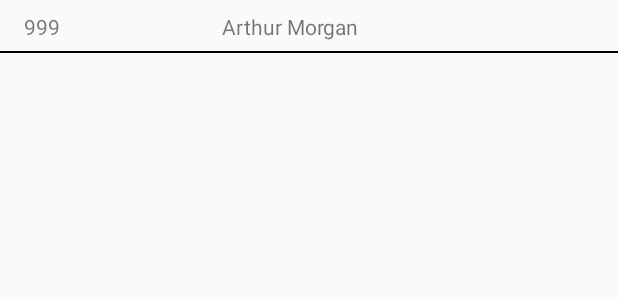
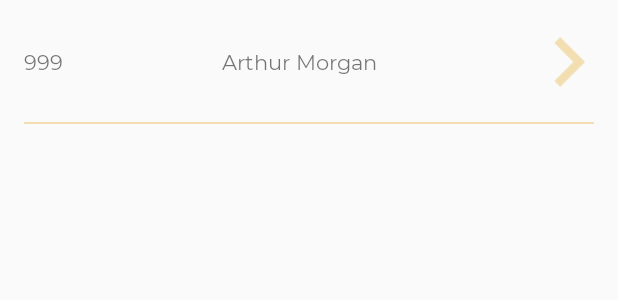
Before and after one commit to josephshawcroft/StackExchange, an Android app: the layout item_user.xml on its own in the app's theme, with its tools: preview values and no code run, on a phone screen of 412 x 824 dp. Shown: the top 300 px of the screen. Run offline under Robolectric (Android 15) with nearby library versions, the phone set to English and light mode, and no system bars; network calls fail.

Commit message:
Added monserrat fon, added chevrons for better looking UI

```diff
--- /dev/null
+++ b/Android/app/src/main/res/drawable/ic_chevron_right_24px.xml
@@ -0,0 +1,9 @@
+<vector xmlns:android="http://schemas.android.com/apk/res/android"
+    android:width="24dp"
+    android:height="24dp"
+    android:viewportWidth="24"
+    android:viewportHeight="24">
+  <path
+      android:fillColor="#F3DEB2"
+      android:pathData="M10,6L8.59,7.41 13.17,12l-4.58,4.59L10,18l6,-6z"/>
+</vector>
--- a/Android/app/src/main/res/layout/fragment_user_list.xml
+++ b/Android/app/src/main/res/layout/fragment_user_list.xml
@@ -37,7 +37,7 @@
         android:id="@+id/userList"
         android:layout_width="0dp"
         android:layout_height="0dp"
-        android:layout_marginTop="16dp"
+        android:layout_marginTop="8dp"
         android:orientation="vertical"
         app:layoutManager="androidx.recyclerview.widget.LinearLayoutManager"
         app:layout_constraintBottom_toBottomOf="parent"
--- a/Android/app/src/main/res/layout/item_user.xml
+++ b/Android/app/src/main/res/layout/item_user.xml
@@ -9,11 +9,11 @@
         android:id="@+id/reputationText"
         android:layout_width="0dp"
         android:layout_height="wrap_content"
-        android:layout_marginVertical="8dp"
+        android:layout_marginVertical="32dp"
         android:layout_marginStart="16dp"
-        app:layout_constraintHorizontal_weight="1"
         app:layout_constraintBottom_toBottomOf="parent"
         app:layout_constraintEnd_toStartOf="@id/displayName"
+        app:layout_constraintHorizontal_weight="2"
         app:layout_constraintStart_toStartOf="parent"
         app:layout_constraintTop_toTopOf="parent"
         tools:text="999" />
@@ -22,17 +22,29 @@
         android:id="@+id/displayName"
         android:layout_width="0dp"
         android:layout_height="wrap_content"
-        app:layout_constraintHorizontal_weight="2"
         app:layout_constraintBottom_toBottomOf="@id/reputationText"
-        app:layout_constraintEnd_toEndOf="parent"
+        app:layout_constraintEnd_toStartOf="@id/chevron"
+        app:layout_constraintHorizontal_weight="3"
         app:layout_constraintStart_toEndOf="@id/reputationText"
         app:layout_constraintTop_toTopOf="@id/reputationText"
         tools:text="Arthur Morgan" />
 
+    <ImageView
+        android:id="@+id/chevron"
+        android:layout_width="0dp"
+        android:layout_height="0dp"
+        android:src="@drawable/ic_chevron_right_24px"
+        app:layout_constraintBottom_toBottomOf="parent"
+        app:layout_constraintEnd_toEndOf="parent"
+        app:layout_constraintHorizontal_weight="1"
+        app:layout_constraintStart_toEndOf="@id/displayName"
+        app:layout_constraintTop_toTopOf="parent" />
+
     <View
         android:layout_width="match_parent"
         android:layout_height="1dp"
-        android:background="@android:color/background_dark"
+        android:layout_marginHorizontal="16dp"
+        android:background="@color/colorAccent"
         app:layout_constraintBottom_toBottomOf="parent" />
 
 </androidx.constraintlayout.widget.ConstraintLayout>
--- a/Android/app/src/main/res/values/styles.xml
+++ b/Android/app/src/main/res/values/styles.xml
@@ -5,6 +5,16 @@
         <item name="colorPrimary">@color/colorPrimary</item>
         <item name="colorPrimaryDark">@color/colorPrimaryDark</item>
         <item name="colorAccent">@color/colorAccent</item>
+
+        <item name="android:textViewStyle">@style/MontserratTextStyle</item>
+        <item name="android:editTextStyle">@style/MontserratEditTextStyle</item>
     </style>
 
+    <style name="MontserratTextStyle" parent="android:Widget.TextView">
+        <item name="android:fontFamily">@font/montserrat_regular</item>
+    </style>
+
+    <style name="MontserratEditTextStyle" parent="android:Widget.EditText">
+        <item name="android:fontFamily">@font/montserrat_regular</item>
+    </style>
 </resources>
```
Also changed, not shown: Android/app/src/main/res/font/montserrat_regular.ttf (added).
